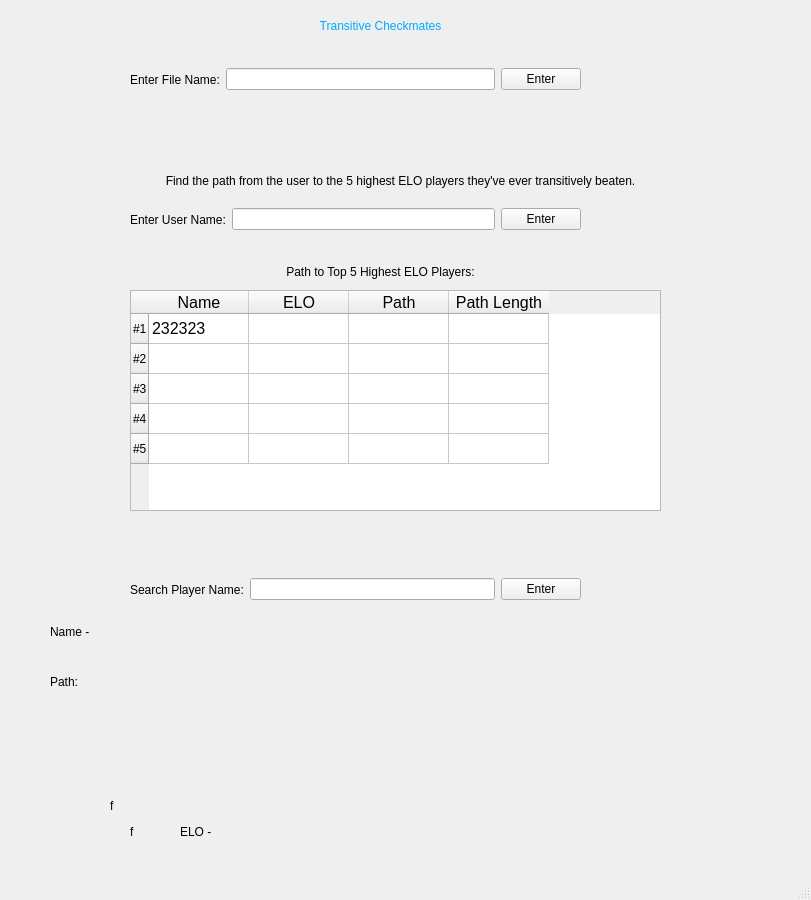
Old version of the form chesselo.ui in the repository atduffaut/Transitive_Checkmates.
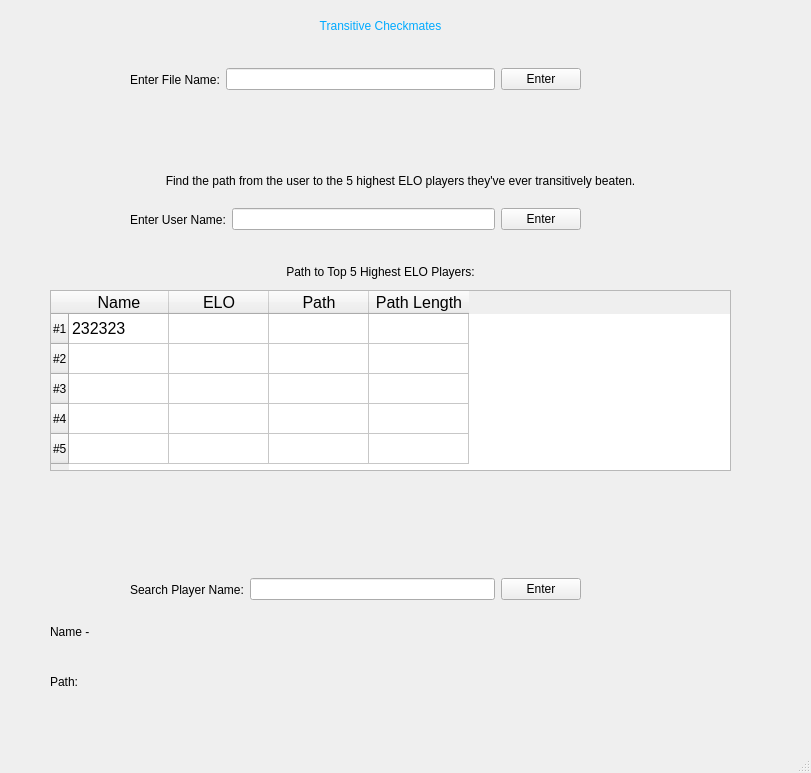
New version of the form.

Patch:
```diff
--- a/chesselo.ui
+++ b/chesselo.ui
@@ -7,29 +7,13 @@
     <x>0</x>
     <y>0</y>
     <width>811</width>
-    <height>900</height>
+    <height>773</height>
    </rect>
   </property>
   <property name="windowTitle">
    <string>ChessELO</string>
   </property>
   <widget class="QWidget" name="centralwidget">
-   <widget class="QLabel" name="nameLabel">
-    <property name="geometry">
-     <rect>
-      <x>130</x>
-      <y>820</y>
-      <width>421</width>
-      <height>24</height>
-     </rect>
-    </property>
-    <property name="styleSheet">
-     <string notr="true">font: 14pt &quot;Calibri&quot;;</string>
-    </property>
-    <property name="text">
-     <string>f</string>
-    </property>
-   </widget>
    <widget class="QLabel" name="titleLabel">
     <property name="geometry">
      <rect>
@@ -101,22 +85,6 @@
      <string>Name -</string>
     </property>
    </widget>
-   <widget class="QLabel" name="separationLabel_2">
-    <property name="geometry">
-     <rect>
-      <x>110</x>
-      <y>790</y>
-      <width>571</width>
-      <height>31</height>
-     </rect>
-    </property>
-    <property name="styleSheet">
-     <string notr="true">font: 14pt &quot;Calibri&quot;;</string>
-    </property>
-    <property name="text">
-     <string>f</string>
-    </property>
-   </widget>
    <widget class="QLabel" name="highestEloLabel">
     <property name="geometry">
      <rect>
@@ -171,22 +139,6 @@
      </item>
     </layout>
    </widget>
-   <widget class="QLabel" name="label_3">
-    <property name="geometry">
-     <rect>
-      <x>180</x>
-      <y>820</y>
-      <width>51</width>
-      <height>24</height>
-     </rect>
-    </property>
-    <property name="styleSheet">
-     <string notr="true">font: 14pt &quot;Calibri&quot;;</string>
-    </property>
-    <property name="text">
-     <string>ELO -</string>
-    </property>
-   </widget>
    <widget class="QLabel" name="separationLabel">
     <property name="geometry">
      <rect>
@@ -308,10 +260,10 @@
    <widget class="QTableWidget" name="table">
     <property name="geometry">
      <rect>
-      <x>130</x>
+      <x>50</x>
       <y>290</y>
-      <width>531</width>
-      <height>221</height>
+      <width>681</width>
+      <height>181</height>
      </rect>
     </property>
     <row>
```
Left out of the diff: 2 changed lines with no effect on the pictures.
